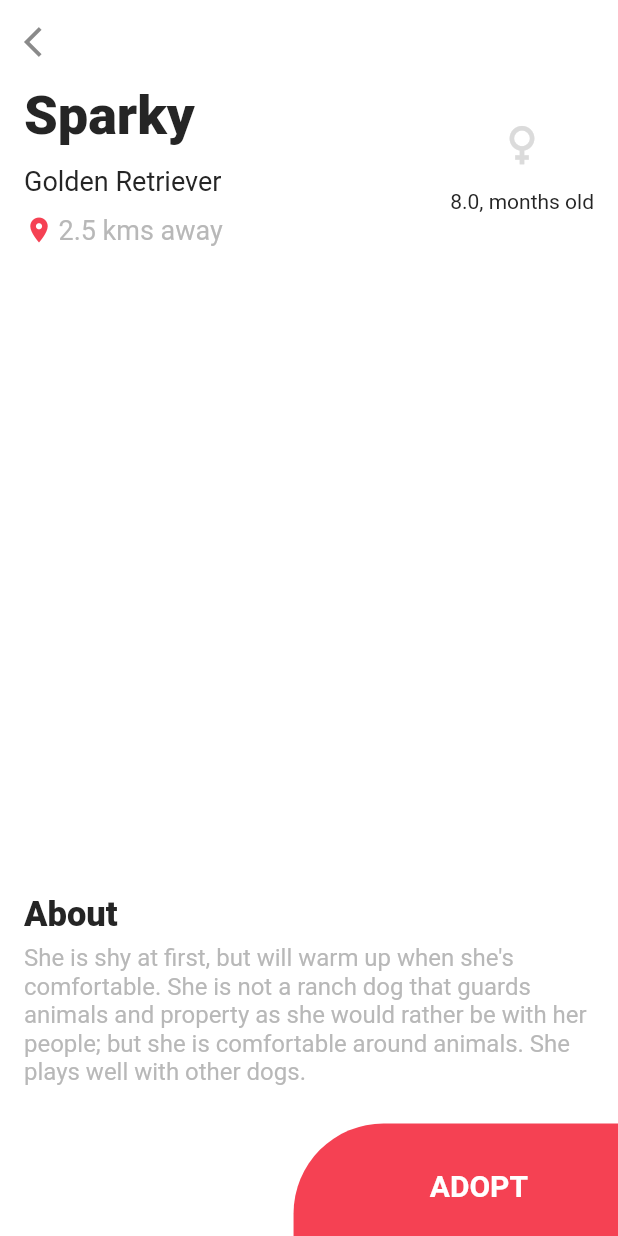
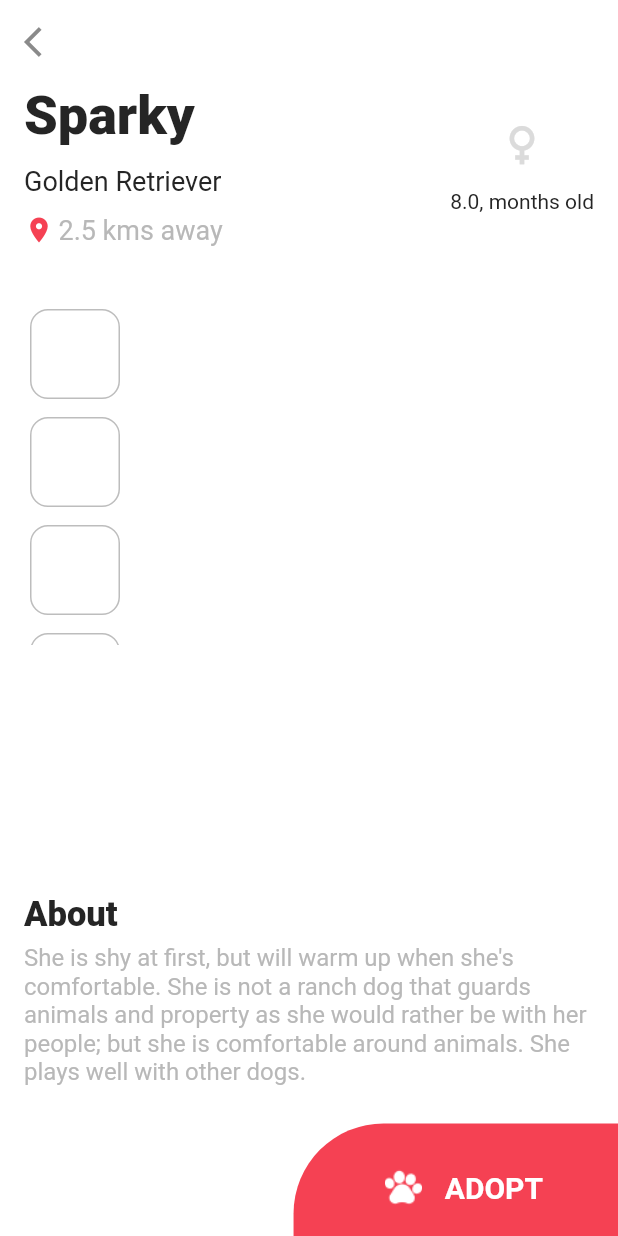
Before and after one commit to feliper2002/pet-app, a Flutter app: the screen it shows after launch, after a tap on "Sparky", on a phone screen of 412 x 824 dp. Run offline on Flutter 3.47's test engine with Material 2 defaults, Android fonts, the phone set to English and light mode, and no system bars.

Commit message:
Adopt pet

```diff
--- a/lib/utils/colors.dart
+++ b/lib/utils/colors.dart
@@ -16,4 +16,6 @@ class AppColors {
   static const Color sexIcon = Color(0xFFDBDBDB);
 
   static const Color adoptBtn = Color(0xFFF54153);
+
+  static const Color smallPetContainerBorder = Color(0xFFBDBDBD);
 }
--- a/lib/view/home/controllers/home_controller.dart
+++ b/lib/view/home/controllers/home_controller.dart
@@ -1,6 +1,22 @@
+import 'package:pet_app/view/models/filter_option.dart';
 import 'package:pet_app/view/models/pet.dart';
 
 class HomeController {
+  final filterOptions = <FilterOption>[
+    FilterOption(
+      title: 'Dogs',
+      icon: null,
+    ),
+    FilterOption(
+      title: 'Cats',
+      icon: null,
+    ),
+    FilterOption(
+      title: 'Birds',
+      icon: null,
+    ),
+  ];
+
   final petList = <Pet>[
     Pet(
       name: 'Sparky',
--- a/lib/view/home/widgets/adopt_btn.dart
+++ b/lib/view/home/widgets/adopt_btn.dart
@@ -2,21 +2,34 @@ import 'package:flutter/material.dart';
 import 'package:pet_app/utils/colors.dart';
 
 class AdoptButton extends StatelessWidget {
-  const AdoptButton({Key? key}) : super(key: key);
+  final Function? onTap;
+  const AdoptButton({Key? key, this.onTap}) : super(key: key);
 
   @override
   Widget build(BuildContext context) {
-    return CustomPaint(
+    return GestureDetector(
+      onTap: onTap as void Function(),
+      child: CustomPaint(
         painter: _AdoptButtonPaint(),
         child: Stack(
           children: [
             Container(
               height: 100,
             ),
-          const Positioned(
-            right: 60,
+            Positioned(
+              right: 50,
               top: 55,
-            child: Text(
+              child: Row(
+                mainAxisAlignment: MainAxisAlignment.center,
+                children: [
+                  Image.asset(
+                    'assets/icons/pet_feet.png',
+                    color: Colors.white,
+                    height: 25,
+                    width: 25,
+                  ),
+                  const SizedBox(width: 15),
+                  const Text(
                     'ADOPT',
                     style: TextStyle(
                       color: Colors.white,
@@ -24,8 +37,11 @@ class AdoptButton extends StatelessWidget {
                       fontWeight: FontWeight.w600,
                     ),
                   ),
+                ],
+              ),
             ),
           ],
+        ),
       ),
     );
   }
--- /dev/null
+++ b/lib/view/home/widgets/small_pet_container.dart
@@ -0,0 +1,24 @@
+import 'package:flutter/material.dart';
+import 'package:pet_app/utils/colors.dart';
+
+class SmallPetContainer extends StatelessWidget {
+  final String? path;
+  const SmallPetContainer({
+    Key? key,
+    this.path,
+  }) : super(key: key);
+
+  @override
+  Widget build(BuildContext context) {
+    return Container(
+      height: 60,
+      width: 60,
+      margin: const EdgeInsets.symmetric(vertical: 6),
+      decoration: BoxDecoration(
+        color: Colors.transparent,
+        borderRadius: BorderRadius.circular(12),
+        border: Border.all(color: AppColors.smallPetContainerBorder, width: 1),
+      ),
+    );
+  }
+}
--- /dev/null
+++ b/lib/view/home/widgets/small_pet_pic_list.dart
@@ -0,0 +1,27 @@
+import 'package:flutter/material.dart';
+import 'package:pet_app/view/home/widgets/small_pet_container.dart';
+
+class SmallPetPictureList extends StatelessWidget {
+  final List<String>? imagesPaths;
+  const SmallPetPictureList({
+    Key? key,
+    this.imagesPaths,
+  }) : super(key: key);
+
+  @override
+  Widget build(BuildContext context) {
+    return SizedBox(
+      height: 230,
+      width: 60,
+      child: ListView.builder(
+        physics: const BouncingScrollPhysics(),
+        itemCount: 5,
+        itemBuilder: (context, index) {
+          return SmallPetContainer(
+            path: imagesPaths != null ? imagesPaths![index] : null,
+          );
+        },
+      ),
+    );
+  }
+}
--- /dev/null
+++ b/lib/view/models/filter_option.dart
@@ -0,0 +1,10 @@
+import 'package:flutter/cupertino.dart';
+
+class FilterOption {
+  final String? title;
+  final Widget? icon;
+  FilterOption({
+    this.title,
+    this.icon,
+  });
+}
--- a/lib/view/pet/pet.page.dart
+++ b/lib/view/pet/pet.page.dart
@@ -2,6 +2,7 @@ import 'package:flutter/material.dart';
 import 'package:pet_app/utils/colors.dart';
 import 'package:pet_app/view/home/controllers/home_controller.dart';
 import 'package:pet_app/view/home/widgets/adopt_btn.dart';
+import 'package:pet_app/view/home/widgets/small_pet_pic_list.dart';
 import 'package:pet_app/view/models/pet.dart';
 
 class PetPage extends StatelessWidget {
@@ -97,6 +98,14 @@ class PetPage extends StatelessWidget {
               ],
             ),
           ),
+          Container(
+            margin: const EdgeInsets.only(left: 20, top: 36),
+            child: Row(
+              children: const [
+                SmallPetPictureList(),
+              ],
+            ),
+          ),
           const Spacer(),
           Container(
             padding: const EdgeInsets.symmetric(horizontal: 16),
@@ -123,7 +132,9 @@ class PetPage extends StatelessWidget {
               ],
             ),
           ),
-          const AdoptButton(),
+          AdoptButton(
+            onTap: () {},
+          ),
         ],
       ),
     );
```
Also changed, not shown: pubspec.yaml (+4 -3 lines), assets/icons/pet_feet.png (added). Lines whose indentation alone changed are shown as unchanged.
